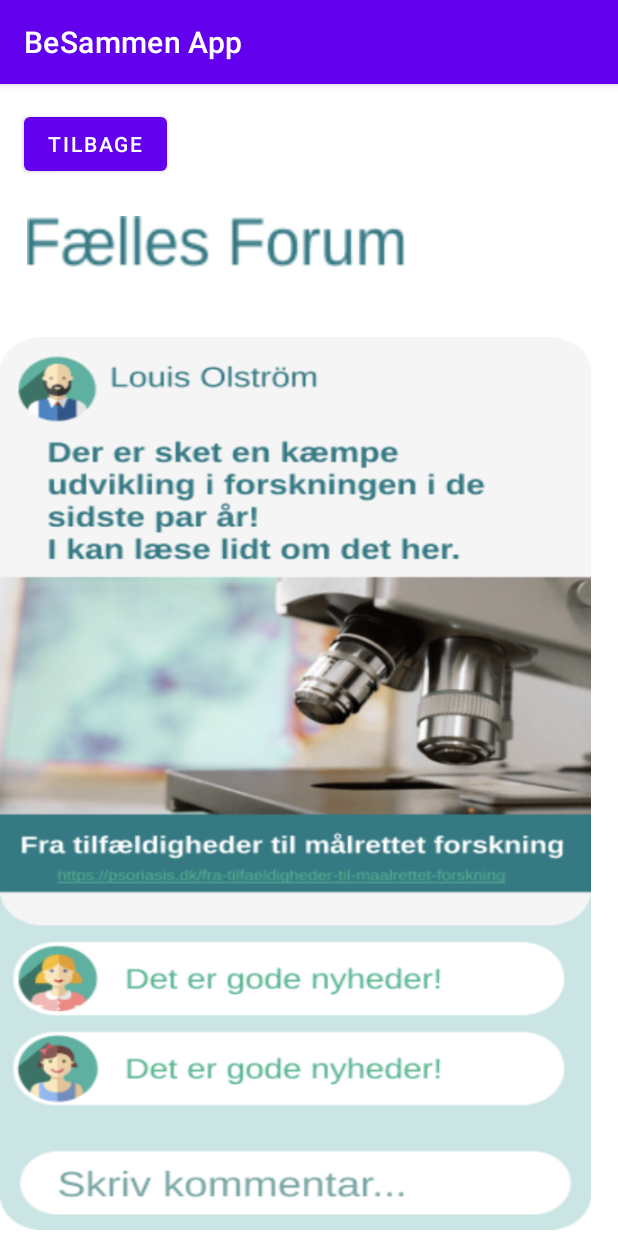
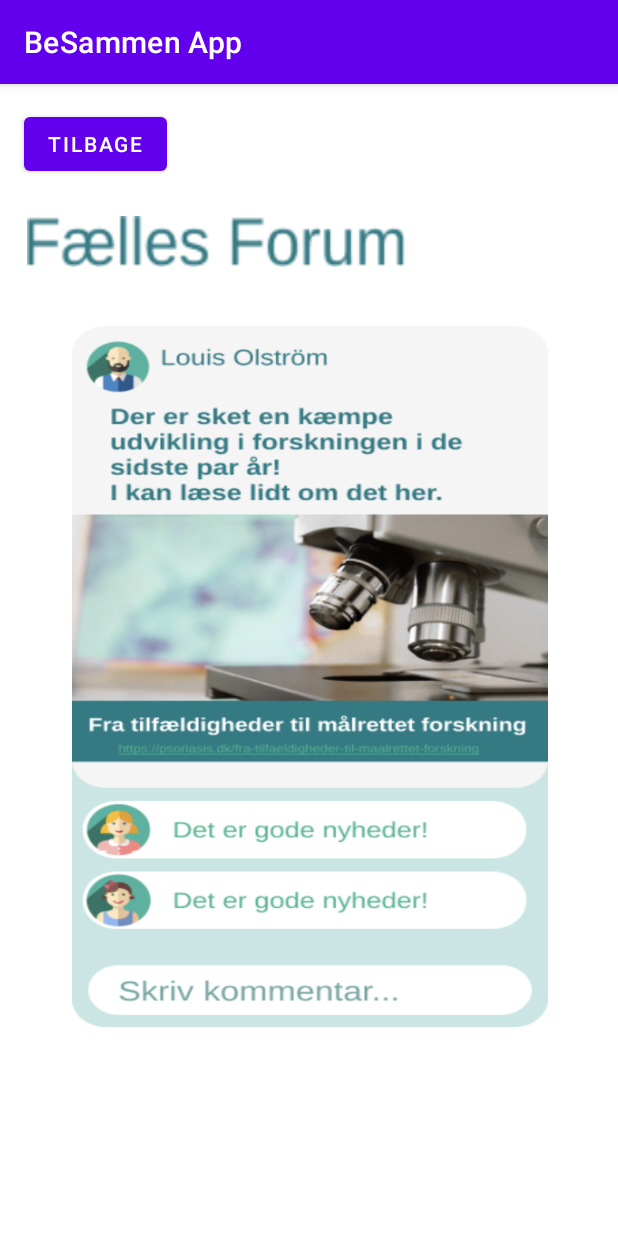
Before and after one commit to Hans867/BeSammen, an Android app: the PublicForumActivity screen opened directly, with no data from a screen before it, on a phone screen of 412 x 824 dp. Run offline under Robolectric (Android 15) with nearby library versions, the phone set to English and light mode, and no system bars.

Commit message:
completely done app

```diff
--- a/app/src/main/res/layout/activity_psychologisttalk.xml
+++ b/app/src/main/res/layout/activity_psychologisttalk.xml
@@ -21,10 +21,11 @@
         android:id="@+id/imageButton5"
         android:layout_width="365dp"
         android:layout_height="336dp"
-        android:layout_marginTop="136dp"
+        android:layout_marginTop="44dp"
         android:background="@drawable/bookpsychologist"
         android:onClick="bookBtn"
         app:layout_constraintEnd_toEndOf="parent"
+        app:layout_constraintHorizontal_bias="0.507"
         app:layout_constraintStart_toStartOf="parent"
         app:layout_constraintTop_toBottomOf="@+id/button4" />
 
@@ -36,7 +37,8 @@
         android:onClick="infoBtn"
         app:layout_constraintBottom_toBottomOf="parent"
         app:layout_constraintEnd_toEndOf="parent"
+        app:layout_constraintHorizontal_bias="0.507"
         app:layout_constraintStart_toStartOf="parent"
         app:layout_constraintTop_toBottomOf="@+id/imageButton5"
-        app:layout_constraintVertical_bias="0.322" />
+        app:layout_constraintVertical_bias="0.25" />
 </androidx.constraintlayout.widget.ConstraintLayout>
--- a/app/src/main/res/layout/activity_publicforum.xml
+++ b/app/src/main/res/layout/activity_publicforum.xml
@@ -30,14 +30,14 @@
 
     <ImageView
         android:id="@+id/imageView6"
-        android:layout_width="394dp"
-        android:layout_height="595dp"
+        android:layout_width="317dp"
+        android:layout_height="467dp"
         android:layout_marginBottom="4dp"
         android:background="@drawable/artikel"
         app:layout_constraintBottom_toBottomOf="parent"
         app:layout_constraintEnd_toEndOf="parent"
-        app:layout_constraintHorizontal_bias="0.0"
+        app:layout_constraintHorizontal_bias="0.504"
         app:layout_constraintStart_toStartOf="parent"
         app:layout_constraintTop_toBottomOf="@+id/imageView4"
-        app:layout_constraintVertical_bias="1.0" />
+        app:layout_constraintVertical_bias="0.225" />
 </androidx.constraintlayout.widget.ConstraintLayout>
```
